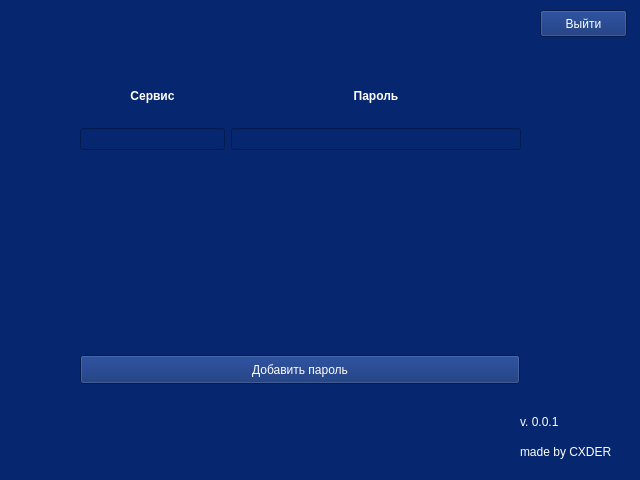
The window that src/Manager.ui (Qurclinc/PassWarden) describes before a commit, drawn with Qt 5.
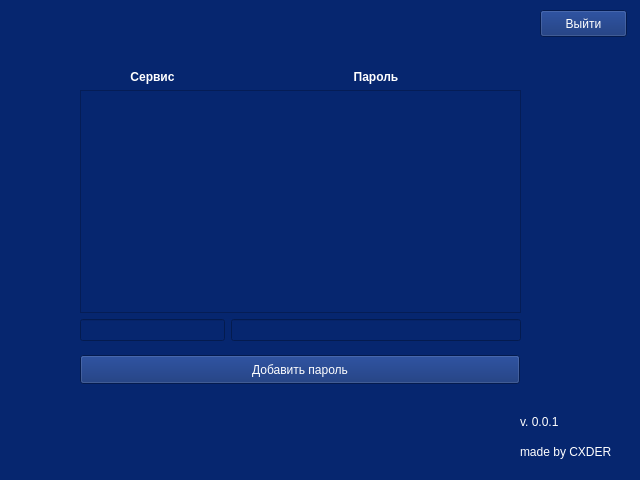
The same window after the commit.

Diff of the .ui file:
```diff
--- a/src/Manager.ui
+++ b/src/Manager.ui
@@ -96,7 +96,7 @@
       <x>80</x>
       <y>70</y>
       <width>441</width>
-      <height>80</height>
+      <height>271</height>
      </rect>
     </property>
     <layout class="QVBoxLayout" name="verticalLayout">
@@ -142,6 +142,23 @@
        </item>
       </layout>
      </item>
+     <item>
+      <widget class="QScrollArea" name="passArea">
+       <property name="widgetResizable">
+        <bool>true</bool>
+       </property>
+       <widget class="QWidget" name="scrollAreaWidgetContents">
+        <property name="geometry">
+         <rect>
+          <x>0</x>
+          <y>0</y>
+          <width>437</width>
+          <height>197</height>
+         </rect>
+        </property>
+       </widget>
+      </widget>
+     </item>
      <item>
       <layout class="QHBoxLayout" name="horizontalLayout">
        <item>
```
